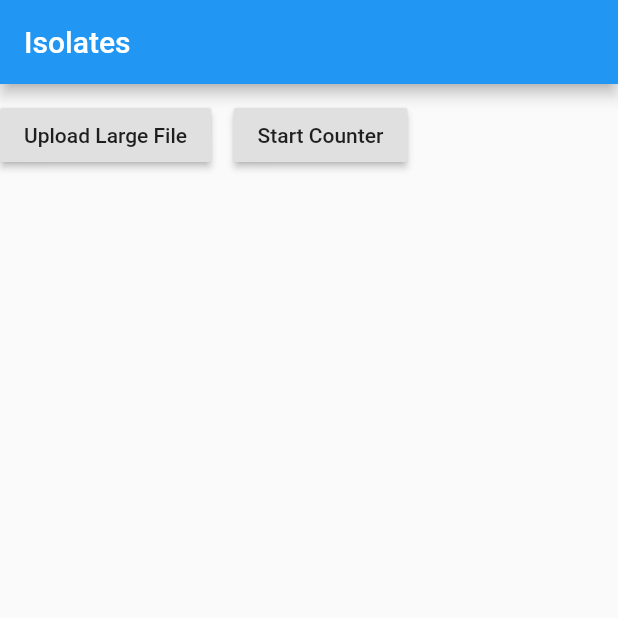
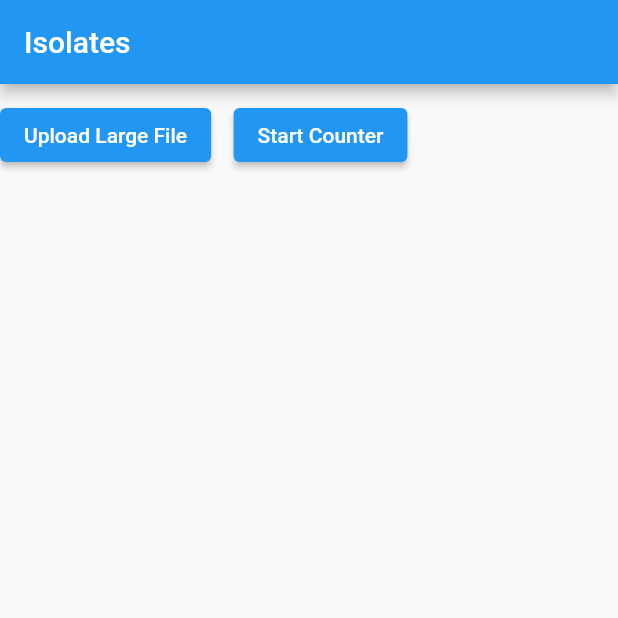
Before and after one commit to SunnyApp/worker_service, a Flutter app: the screen it shows after launch, on a phone screen of 412 x 824 dp, the top half of it. Run offline on Flutter 3.47's test engine with Material 2 defaults, Android fonts, the light colour scheme and no system bars; our stand-ins replace equatable, file_picker, js, url_launcher_web, video_player_web; missing offline and left inert: analyzer, build, dart:html, firebase_auth_web, firebase_core_web, firebase_storage_web and 8 more; accounts and stored records are empty.

Commit message:
Ugpraded to 2.0

```diff
--- a/grunt_web_worker_gen/example/lib/test_work_proxies.dart
+++ b/grunt_web_worker_gen/example/lib/test_work_proxies.dart
@@ -1,3 +1,4 @@
+// ignore: unused_import
 import 'dart:html';
 import 'dart:math';
 import 'dart:ui';
@@ -43,7 +44,7 @@ class _TestWorkProxiesState extends State<TestWorkProxies> {
               Container(
                 child: Row(
                   children: [
-                    RaisedButton(
+                    ElevatedButton(
                         onPressed: () async {
                           var supervisor = await Supervisor.create(
                               UploadLargeFile(),
@@ -59,7 +60,7 @@ class _TestWorkProxiesState extends State<TestWorkProxies> {
                         },
                         child: Text("Upload Large File")),
                     SizedBox(width: 15),
-                    RaisedButton(
+                    ElevatedButton(
                         onPressed: () async {
                           var supervisor =
                               // ignore: missing_required_param
--- a/grunt_web_worker_gen/lib/grunt_generator.dart
+++ b/grunt_web_worker_gen/lib/grunt_generator.dart
@@ -6,7 +6,7 @@ import 'package:build/build.dart';
 import 'package:source_gen/source_gen.dart';
 import 'package:worker_service/work/annotations.dart';
 
-String fieldName(Element element) {
+String? fieldName(Element element) {
   return element.name;
 }
 
--- a/lib/worker_service_isolate.dart
+++ b/lib/worker_service_isolate.dart
@@ -139,7 +139,11 @@ class IsolateLoggingEnvironment implements LoggingEnvironment {
   const IsolateLoggingEnvironment();
 
   @override
-  String get envName => "${Isolate.current.debugName ?? 'main'}";
+  String get envName {
+    String name = Isolate.current.debugName.toString();
+    // ignore: dead_null_aware_expression, unnecessary_null_comparison
+    return name == '' || name == null ? 'main' : name;
+  }
 
   @override
   void onLogConfig(LogConfig logConfig) {
```
Also changed, not shown: grunt_web_worker_gen/pubspec.yaml (+16 -24 lines), pubspec.yaml (+6 -7 lines), grunt_web_worker_gen/pubspec.lock, pubspec.lock, 1 other file.
